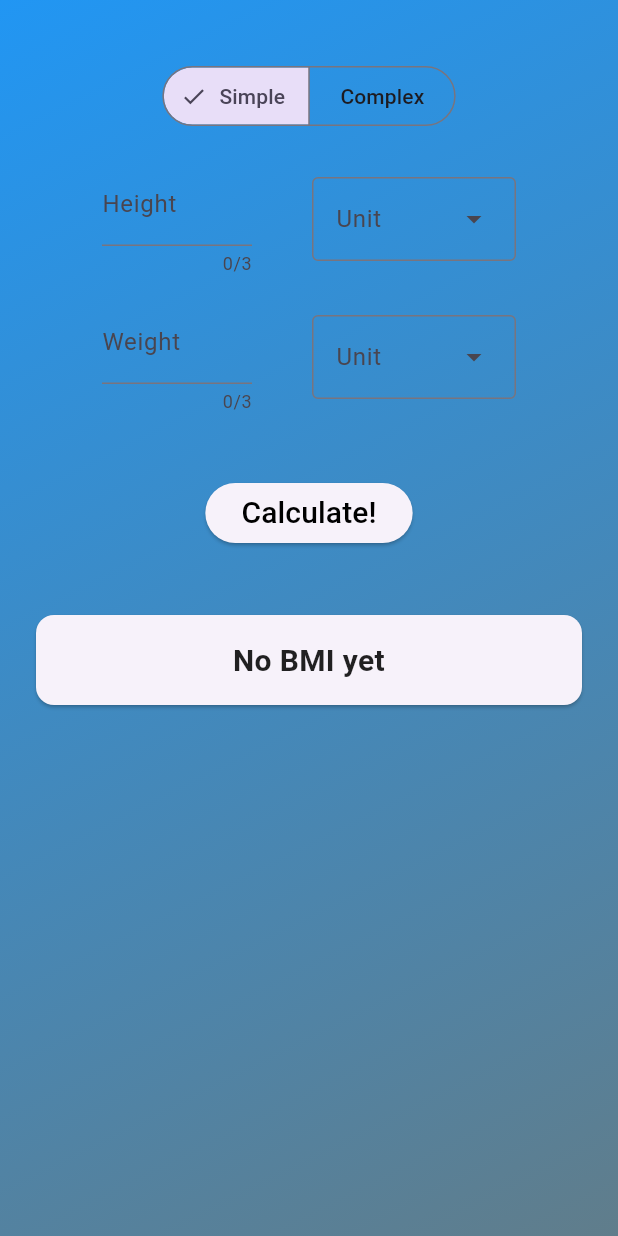
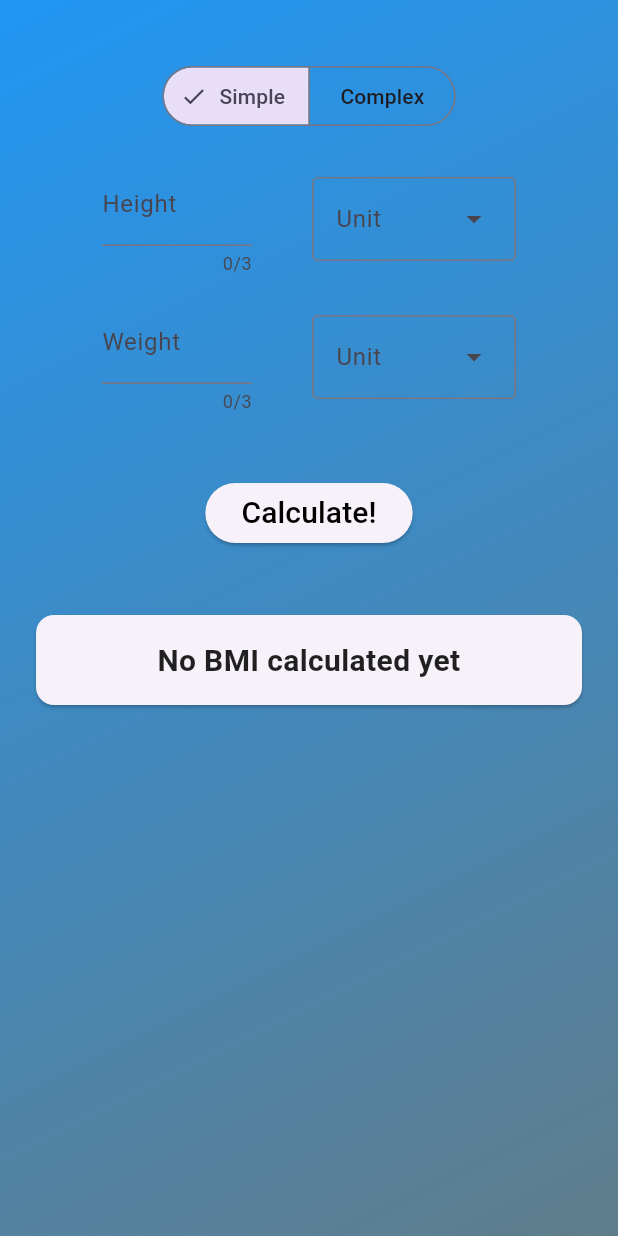
Before and after one commit to turek979/bmi_calculator, a Flutter app: the screen it shows after launch, on a phone screen of 412 x 824 dp. Run offline on Flutter 3.47's test engine with Material 3 defaults, Android fonts, the phone set to English and light mode, and no system bars; our stand-ins replace google_fonts.

Commit message:
fixing typos

```diff
--- a/lib/views/simple_calculator.dart
+++ b/lib/views/simple_calculator.dart
@@ -79,9 +79,9 @@ class _SimpleCalculatorState extends State<SimpleCalculator> {
 
   String displayedValue() {
     if (displayedBmi == null) {
-      return 'No BMI yet';
+      return 'No BMI calculated yet';
     } else {
-      return 'Your current BMI is $displayedBmi';
+      return 'Your current BMI is $displayedBmi !';
     }
   }
 
```
